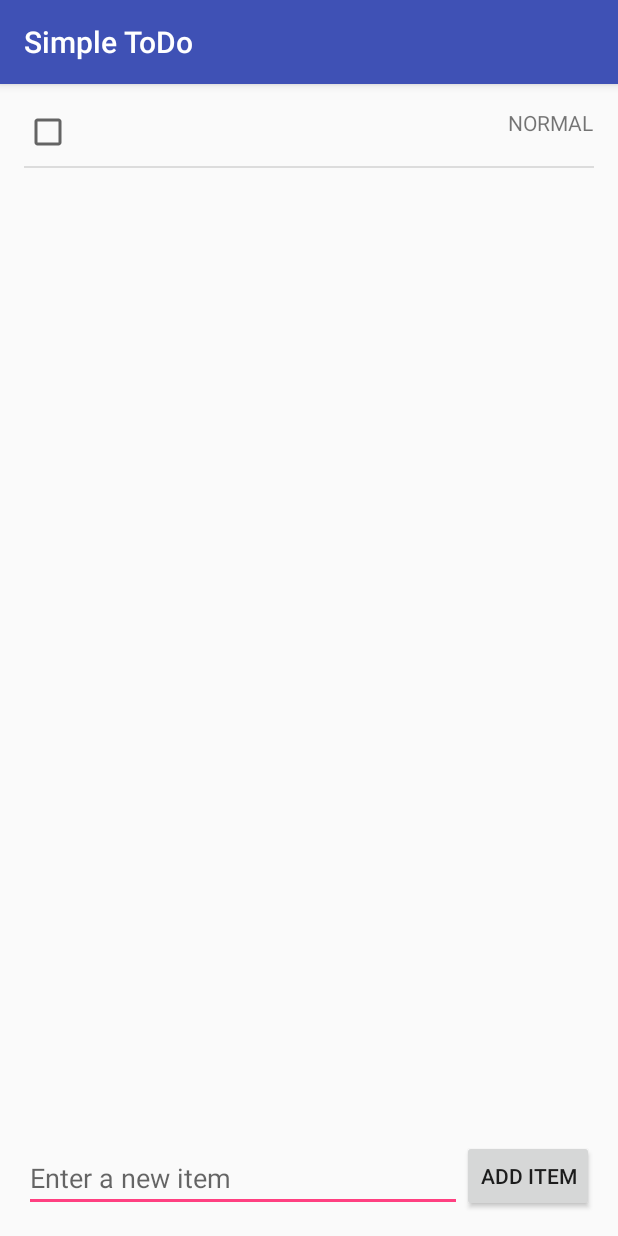
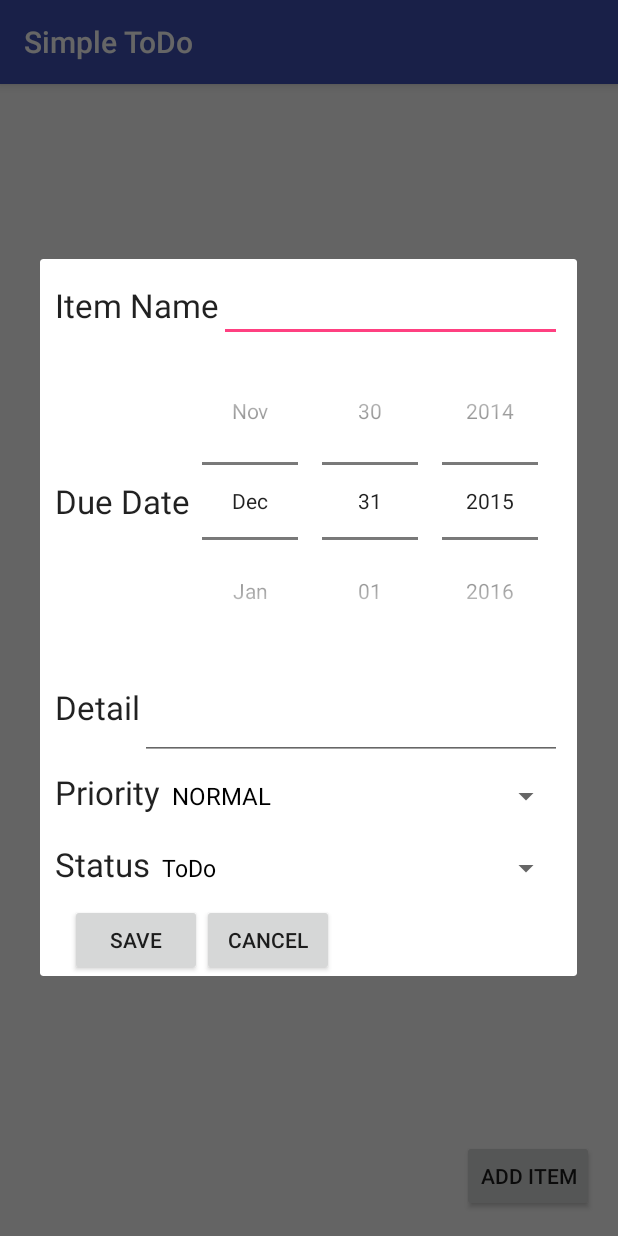
Before and after one commit to zhuqicn/simple-todo, an Android app: the screen it shows after launch (ToDoActivity), after a tap on "ADD ITEM", on a phone screen of 412 x 824 dp. Run offline under Robolectric (Android 15) with nearby library versions, the phone set to English and light mode, and no system bars; libraries missing offline, so code that uses them is left out: com.activeandroid, com.activeandroid.annotation, com.activeandroid.query; 1 statement that could not run was skipped.

Commit message:
Use DialogFragment to Add/Edit ToDoItem.

```diff
--- a/app/build.gradle
+++ b/app/build.gradle
@@ -32,4 +32,5 @@ dependencies {
     compile 'commons-io:commons-io:2.4'
     compile 'com.android.support:design:23.1.1'
     compile 'com.michaelpardo:activeandroid:3.1.0-SNAPSHOT'
+    compile 'com.android.support:support-v4:23.1.1'
 }
--- a/app/src/main/AndroidManifest.xml
+++ b/app/src/main/AndroidManifest.xml
@@ -18,10 +18,6 @@
                 <category android:name="android.intent.category.LAUNCHER" />
             </intent-filter>
         </activity>
-        <activity
-            android:name=".EditItemActivity"
-            android:label="@string/title_activity_edit_item"
-            android:theme="@style/AppTheme.NoActionBar"></activity>
     </application>
 
 </manifest>
--- /dev/null
+++ b/app/src/main/java/com/codepath/simpletodo/EditItemFragment.java
@@ -0,0 +1,146 @@
+package com.codepath.simpletodo;
+
+import android.app.DialogFragment;
+import android.os.Bundle;
+import android.view.LayoutInflater;
+import android.view.View;
+import android.view.ViewGroup;
+import android.widget.ArrayAdapter;
+import android.widget.Button;
+import android.widget.CheckBox;
+import android.widget.DatePicker;
+import android.widget.EditText;
+import android.widget.Spinner;
+
+import java.text.DateFormat;
+import java.text.ParseException;
+import java.util.Date;
+
+
+public class EditItemFragment extends DialogFragment {
+  private static final String ARG_PARAM0 = "position";
+  private static final String ARG_PARAM1 = "name";
+  private static final String ARG_PARAM2 = "priority";
+  private static final String ARG_PARAM3 = "status";
+  private static final String ARG_PARAM4 = "detail";
+  private static final String ARG_PARAM5 = "due";
+
+  private ToDoItem item;
+  private int position;
+  private EditText etName;
+  private DatePicker dpDue;
+  private EditText etDetail;
+  private Spinner spPriority;
+  private Spinner spStatus;
+  private CheckBox cbStatus;
+
+  public static EditItemFragment newInstance(ToDoItem item, int position) {
+    EditItemFragment fragment = new EditItemFragment();
+    if (position < 0) {
+      item = new ToDoItem("");
+    }
+    Bundle args = new Bundle();
+    args.putInt(ARG_PARAM0, position);
+    args.putString(ARG_PARAM1, item.name);
+    args.putInt(ARG_PARAM2, item.priority);
+    args.putInt(ARG_PARAM3, item.status);
+    args.putString(ARG_PARAM4, item.detail);
+    if (item.due == null) {
+      args.putString(ARG_PARAM5, "");
+    } else {
+      args.putString(ARG_PARAM5, DateFormat.getDateInstance().format(item.due));
+    }
+    fragment.setArguments(args);
+    return fragment;
+  }
+
+  public EditItemFragment() {
+    // Required empty public constructor
+  }
+
+  @Override
+  public void onCreate(Bundle savedInstanceState) {
+    super.onCreate(savedInstanceState);
+    if (getArguments() != null) {
+      position = getArguments().getInt(ARG_PARAM0);
+      item = new ToDoItem(getArguments().getString(ARG_PARAM1));
+      item.priority = getArguments().getInt(ARG_PARAM2);
+      item.status = getArguments().getInt(ARG_PARAM3);
+      item.detail = getArguments().getString(ARG_PARAM4);
+      String dateStr = getArguments().getString(ARG_PARAM5);
+      try {
+        item.due = DateFormat.getDateInstance().parse(dateStr);
+      } catch (ParseException e) {
+        item.due = null;
+      }
+    }
+  }
+
+  @Override
+  public View onCreateView(LayoutInflater inflater, ViewGroup container,
+                           Bundle savedInstanceState) {
+    // Inflate the layout for this fragment
+    View view = inflater.inflate(R.layout.fragment_edit_item, container, false);
+    Button btnSave = (Button) view.findViewById(R.id.btnSave);
+    btnSave.setOnClickListener(new View.OnClickListener() {
+      @Override
+      public void onClick(View v) {
+        onSave();
+      }
+    });
+    Button btnCancel = (Button) view.findViewById(R.id.btnCancel);
+    btnCancel.setOnClickListener(new View.OnClickListener() {
+      @Override
+      public void onClick(View v) {
+        dismiss();
+      }
+    });
+    etName = (EditText) view.findViewById(R.id.etName);
+    dpDue = (DatePicker) view.findViewById(R.id.dpDue);
+    etDetail = (EditText) view.findViewById(R.id.etDetail);
+
+    spPriority = (Spinner) view.findViewById(R.id.spPriority);
+    ArrayAdapter<CharSequence> priorityAdapter = ArrayAdapter.createFromResource(getActivity(),
+      R.array.priority_array, R.layout.support_simple_spinner_dropdown_item);
+    spPriority.setAdapter(priorityAdapter);
+
+    spStatus = (Spinner) view.findViewById(R.id.spStatus);
+    ArrayAdapter<CharSequence> statusAdapter = ArrayAdapter.createFromResource(getActivity(),
+      R.array.status_array, R.layout.support_simple_spinner_dropdown_item);
+    spStatus.setAdapter(statusAdapter);
+
+    // Update the view with correct ToDoItem values.
+    etName.setText(item.name);
+    if (item.due != null) {
+      dpDue.init(item.due.getYear() + 1900, item.due.getMonth(), item.due.getDate(), null);
+    }
+    spPriority.setSelection(item.priority);
+    spStatus.setSelection(item.status);
+    etDetail.setText(item.detail);
+
+    // Set dialog title.
+    if (position < 0) {
+      getDialog().setTitle(R.string.add_todo_title);
+    } else {
+      getDialog().setTitle(R.string.edit_todo_title);
+    }
+    return view;
+  }
+
+  public void onSave() {
+    item.name = etName.getText().toString();
+    // TODO: Avoid using Date
+    item.due = new Date(dpDue.getYear() - 1900, dpDue.getMonth(), dpDue.getDayOfMonth());
+    item.detail = etDetail.getText().toString();
+    item.priority = spPriority.getSelectedItemPosition();
+    item.status = spStatus.getSelectedItemPosition();
+
+    FinishEditToDoItemListener activity = (FinishEditToDoItemListener) getActivity();
+    activity.onFinishEditToDoItem(item, position);
+    this.dismiss();
+  }
+
+  public interface FinishEditToDoItemListener {
+    void onFinishEditToDoItem(ToDoItem item, int position);
+  }
+}
--- a/app/src/main/java/com/codepath/simpletodo/ToDoActivity.java
+++ b/app/src/main/java/com/codepath/simpletodo/ToDoActivity.java
@@ -1,13 +1,11 @@
 package com.codepath.simpletodo;
 
-import android.content.Intent;
+import android.app.FragmentManager;
 import android.os.Bundle;
 import android.support.v7.app.AppCompatActivity;
 import android.view.View;
 import android.widget.AdapterView;
-import android.widget.EditText;
 import android.widget.ListView;
-import android.widget.Toast;
 
 import com.activeandroid.query.Select;
 
@@ -15,8 +13,10 @@ import java.io.File;
 import java.util.ArrayList;
 import java.util.List;
 
-public class ToDoActivity extends AppCompatActivity {
-  private final int EDIT_ITEM_REQUEST_CODE = 20;
+public class ToDoActivity extends AppCompatActivity
+  implements EditItemFragment.FinishEditToDoItemListener,
+  ToDoAdapter.ToggleToDoItemStatusListener
+{
   ArrayList<ToDoItem> items;
   ToDoAdapter itemsAdapter;
   ListView lvItems;
@@ -51,10 +51,10 @@ public class ToDoActivity extends AppCompatActivity {
       new AdapterView.OnItemClickListener() {
         @Override
         public void onItemClick(AdapterView<?> parent, View view, int position, long id) {
-          Intent i = new Intent(ToDoActivity.this, EditItemActivity.class);
-          i.putExtra("position", position);
-          i.putExtra("value", items.get(position).name);
-          startActivityForResult(i, EDIT_ITEM_REQUEST_CODE);
+          FragmentManager fm = getFragmentManager();
+          EditItemFragment editItemFragment = EditItemFragment.newInstance(items.get(position),
+            position);
+          editItemFragment.show(fm, "fragment_edit_todo_item");
           return;
         }
       }
@@ -62,35 +62,38 @@ public class ToDoActivity extends AppCompatActivity {
   }
 
   public void onAddItem(View view) {
-    EditText etNewItem = (EditText) findViewById(R.id.etNewItem);
-    String itemText = etNewItem.getText().toString();
-    ToDoItem item = new ToDoItem(itemText);
-    item.save();
-    itemsAdapter.add(item);
-    etNewItem.setText("");
+    FragmentManager fm = getFragmentManager();
+    EditItemFragment editItemFragment = EditItemFragment.newInstance(null, -1);
+    editItemFragment.show(fm, "fragment_edit_todo_item");
   }
 
   private void readItems() {
     File filesDir = getFilesDir();
     File todoFile = new File(filesDir, "todo.txt");
     items = new ArrayList<ToDoItem>();
-    List<ToDoItem> queryResults = new Select().from(ToDoItem.class).orderBy("Name ASC")
-      .limit(100).execute();
+    List<ToDoItem> queryResults = new Select().from(ToDoItem.class)
+      .orderBy("Priority ASC, Due ASC, Name ASC").limit(100).execute();
     items.addAll(queryResults);
   }
 
   @Override
-  protected void onActivityResult(int requestCode, int resultCode, Intent data) {
-    if (requestCode == EDIT_ITEM_REQUEST_CODE && resultCode == RESULT_OK) {
-      int position = data.getIntExtra("position", -1);
-      if (position < 0) {
-        Toast.makeText(getApplicationContext(), "Invalid operation", Toast.LENGTH_SHORT).show();
-        return;
-      }
-      String value = data.getStringExtra("value");
-      items.get(position).name = value;
+  public void onFinishEditToDoItem(ToDoItem item, int position) {
+    if (position < 0) {
+      // Add item.
+      item.save();
+      items.add(item);
+    } else {
+      // Edit item.
+      items.get(position).CopyFrom(item);
       items.get(position).save();
-      itemsAdapter.notifyDataSetChanged();
     }
+    itemsAdapter.notifyDataSetChanged();
+  }
+
+  @Override
+  public void onToggleToDoItemStatus(int position, int status) {
+    items.get(position).status = status;
+    items.get(position).save();
+    itemsAdapter.notifyDataSetChanged();
   }
 }
--- a/app/src/main/java/com/codepath/simpletodo/ToDoAdapter.java
+++ b/app/src/main/java/com/codepath/simpletodo/ToDoAdapter.java
@@ -1,6 +1,7 @@
 package com.codepath.simpletodo;
 
 import android.content.Context;
+import android.util.Log;
 import android.view.LayoutInflater;
 import android.view.View;
 import android.view.ViewGroup;
@@ -8,16 +9,23 @@ import android.widget.ArrayAdapter;
 import android.widget.CheckBox;
 import android.widget.TextView;
 
+import java.text.DateFormat;
 import java.util.ArrayList;
 
 public class ToDoAdapter extends ArrayAdapter {
+  private ToggleToDoItemStatusListener callback;
+
   public ToDoAdapter(Context context, ArrayList<ToDoItem> items) {
     super(context, 0, items);
+    if (context instanceof ToggleToDoItemStatusListener) {
+      this.callback = (ToggleToDoItemStatusListener) context;
+    } else {
+      Log.wtf("ToDoAdapter", "Caller should implement ToggleToDoItemStatusListener");
+    }
   }
 
   @Override
   public View getView(int position, View view, ViewGroup parent) {
-
     if (view == null) {
       view = LayoutInflater.from(getContext()).inflate(R.layout.lv_items, parent, false);
     }
@@ -27,12 +35,27 @@ public class ToDoAdapter extends ArrayAdapter {
     TextView tvDue = (TextView) view.findViewById(R.id.tvDue);
     CheckBox cbDone = (CheckBox) view.findViewById(R.id.cbDone);
 
+    // Update value of each view.
     tvName.setText(item.name);
     tvPriority.setText(item.getPriorityString());
     if (item.due != null) {
-      tvDue.setText(item.due.toString());
+      tvDue.setText(DateFormat.getDateInstance().format(item.due));
     }
     cbDone.setChecked(item.status == 1);
+
+    // Handle click on the checkbox.
+    final int itemPosition = position;
+    final int itemStatus = 1 - item.status;
+    cbDone.setOnClickListener(new View.OnClickListener() {
+      @Override
+      public void onClick(View v) {
+        callback.onToggleToDoItemStatus(itemPosition, itemStatus);
+      }
+    });
     return view;
   }
+
+  public interface ToggleToDoItemStatusListener {
+    void onToggleToDoItemStatus(int position, int status);
+  }
 }
--- a/app/src/main/res/layout/activity_to_do.xml
+++ b/app/src/main/res/layout/activity_to_do.xml
@@ -18,15 +18,6 @@
         android:layout_alignParentBottom="true"
         android:layout_alignParentEnd="true" />
 
-    <EditText
-        android:layout_width="wrap_content"
-        android:layout_height="wrap_content"
-        android:id="@+id/etNewItem"
-        android:layout_alignBottom="@+id/btnAddItem"
-        android:layout_alignParentStart="true"
-        android:layout_toStartOf="@+id/btnAddItem"
-        android:hint="Enter a new item" />
-
     <ListView
         android:layout_width="wrap_content"
         android:layout_height="wrap_content"
--- /dev/null
+++ b/app/src/main/res/layout/fragment_edit_item.xml
@@ -0,0 +1,150 @@
+<LinearLayout xmlns:android="http://schemas.android.com/apk/res/android"
+    xmlns:tools="http://schemas.android.com/tools"
+    android:layout_width="match_parent"
+    android:layout_height="match_parent"
+    tools:context="com.codepath.simpletodo.EditItemFragment"
+    android:orientation="vertical">
+
+    <!-- TODO: Update blank fragment layout -->
+
+    <LinearLayout
+        android:orientation="horizontal"
+        android:layout_width="match_parent"
+        android:layout_height="wrap_content"
+        android:layout_marginTop="10dp"
+        android:layout_marginRight="10dp"
+        android:layout_marginLeft="10dp">
+
+        <TextView
+            android:layout_width="wrap_content"
+            android:layout_height="wrap_content"
+            android:textAppearance="?android:attr/textAppearanceLarge"
+            android:text="@string/edit_name"
+            android:id="@+id/tvName" />
+
+        <EditText
+            android:layout_width="0dp"
+            android:layout_height="wrap_content"
+            android:id="@+id/etName"
+            android:layout_weight="1"
+            android:inputType="text" />
+
+    </LinearLayout>
+
+    <LinearLayout
+        android:orientation="horizontal"
+        android:layout_width="match_parent"
+        android:layout_height="wrap_content"
+        android:layout_gravity="center_horizontal"
+        android:gravity="center"
+        android:layout_marginLeft="10dp"
+        android:layout_marginRight="10dp">
+
+        <TextView
+            android:layout_width="wrap_content"
+            android:layout_height="wrap_content"
+            android:textAppearance="?android:attr/textAppearanceLarge"
+            android:text="@string/edit_due"
+            android:id="@+id/tvDue" />
+
+        <DatePicker
+            android:layout_width="match_parent"
+            android:layout_height="wrap_content"
+            android:id="@+id/dpDue"
+            android:datePickerMode="spinner"
+            android:calendarViewShown="false" />
+    </LinearLayout>
+
+    <LinearLayout
+        android:orientation="horizontal"
+        android:layout_width="match_parent"
+        android:layout_height="wrap_content"
+        android:layout_gravity="center_horizontal"
+        android:layout_marginLeft="10dp"
+        android:layout_marginRight="10dp">
+
+        <TextView
+            android:layout_width="wrap_content"
+            android:layout_height="wrap_content"
+            android:textAppearance="?android:attr/textAppearanceLarge"
+            android:text="@string/edit_detail"
+            android:id="@+id/tvDetail" />
+
+        <EditText
+            android:layout_width="wrap_content"
+            android:layout_height="wrap_content"
+            android:inputType="textMultiLine"
+            android:ems="10"
+            android:id="@+id/etDetail"
+            android:layout_weight="1"
+            android:minLines="2" />
+
+    </LinearLayout>
+
+    <LinearLayout
+        android:orientation="horizontal"
+        android:layout_width="match_parent"
+        android:layout_height="wrap_content"
+        android:layout_gravity="center_horizontal"
+        android:layout_marginLeft="10dp"
+        android:layout_marginRight="10dp">
+
+        <TextView
+            android:layout_width="wrap_content"
+            android:layout_height="wrap_content"
+            android:textAppearance="?android:attr/textAppearanceLarge"
+            android:text="@string/edit_priority"
+            android:id="@+id/textView" />
+
+        <Spinner
+            android:layout_width="wrap_content"
+            android:layout_height="wrap_content"
+            android:id="@+id/spPriority"
+            android:layout_weight="1" />
+    </LinearLayout>
+
+    <LinearLayout
+        android:orientation="horizontal"
+        android:layout_width="match_parent"
+        android:layout_height="wrap_content"
+        android:layout_marginLeft="10dp"
+        android:layout_marginRight="10dp">
+
+        <TextView
+            android:layout_width="wrap_content"
+            android:layout_height="wrap_content"
+            android:textAppearance="?android:attr/textAppearanceLarge"
+            android:text="@string/edit_status"
+            android:id="@+id/tvStatus" />
+
+        <Spinner
+            android:layout_width="wrap_content"
+            android:layout_height="wrap_content"
+            android:id="@+id/spStatus"
+            android:layout_weight="1" />
+    </LinearLayout>
+
+    <LinearLayout
+        android:orientation="horizontal"
+        android:layout_width="match_parent"
+        android:layout_height="wrap_content"
+        android:layout_marginLeft="20dp"
+        android:layout_marginRight="20dp"
+        android:layout_gravity="center">
+
+        <Button
+            android:layout_width="wrap_content"
+            android:layout_height="wrap_content"
+            android:text="@string/edit_save"
+            android:id="@+id/btnSave" />
+
+        <Button
+            android:layout_width="wrap_content"
+            android:layout_height="wrap_content"
+            android:text="@string/edit_cancel"
+            android:id="@+id/btnCancel"
+            android:layout_gravity="center" />
+
+    </LinearLayout>
+
+</LinearLayout>
--- a/app/src/main/res/layout/lv_items.xml
+++ b/app/src/main/res/layout/lv_items.xml
@@ -1,6 +1,6 @@
 <?xml version="1.0" encoding="utf-8"?>
 <RelativeLayout xmlns:android="http://schemas.android.com/apk/res/android"
-    android:layout_width="match_parent" android:layout_height="match_parent">
+    android:layout_width="match_parent" android:layout_height="match_parent" >
 
     <TextView
         android:layout_width="wrap_content"
@@ -34,6 +34,7 @@
         android:id="@+id/cbDone"
         android:checked="false"
         android:layout_alignParentTop="true"
-        android:layout_alignParentStart="true" />
+        android:layout_alignParentStart="true"
+        android:focusable="false" />
 
 </RelativeLayout>
--- /dev/null
+++ b/app/src/main/res/values/priority_array.xml
@@ -0,0 +1,10 @@
+<?xml version="1.0" encoding="utf-8"?>
+<resources>
+    <string-array name="priority_array">
+        <item>URGENT</item>
+        <item>HIGH</item>
+        <item>NORMAL</item>
+        <item>LOW</item>
+        <item>BACKLOG</item>
+    </string-array>
+</resources>
--- /dev/null
+++ b/app/src/main/res/values/status_array.xml
@@ -0,0 +1,7 @@
+<?xml version="1.0" encoding="utf-8"?>
+<resources>
+    <string-array name="status_array">
+        <item>ToDo</item>
+        <item>Done</item>
+    </string-array>
+</resources>
--- a/app/src/main/res/values/strings.xml
+++ b/app/src/main/res/values/strings.xml
@@ -4,4 +4,13 @@
     <string name="title_activity_edit_item">Edit Item</string>
     <string name="edit_item_below">Edit Item Below:</string>
     <string name="btn_save">Save</string>
+    <string name="edit_name">Item Name</string>
+    <string name="edit_save">Save</string>
+    <string name="edit_cancel">Cancel</string>
+    <string name="edit_due">Due Date</string>
+    <string name="edit_detail">Detail</string>
+    <string name="edit_priority">Priority</string>
+    <string name="edit_status">Status</string>
+    <string name="add_todo_title">Add ToDo Item</string>
+    <string name="edit_todo_title">Edit ToDo Item</string>
 </resources>
```
Also changed, not shown: app/src/main/java/com/codepath/simpletodo/EditItemActivity.java (deleted, +0 -37 lines), app/src/main/java/com/codepath/simpletodo/ToDoItem.java (+6 -3 lines), app/src/main/res/layout/activity_edit_item.xml (deleted, +0 -26 lines), app/src/main/res/layout/content_edit_item.xml (deleted, +0 -43 lines).
